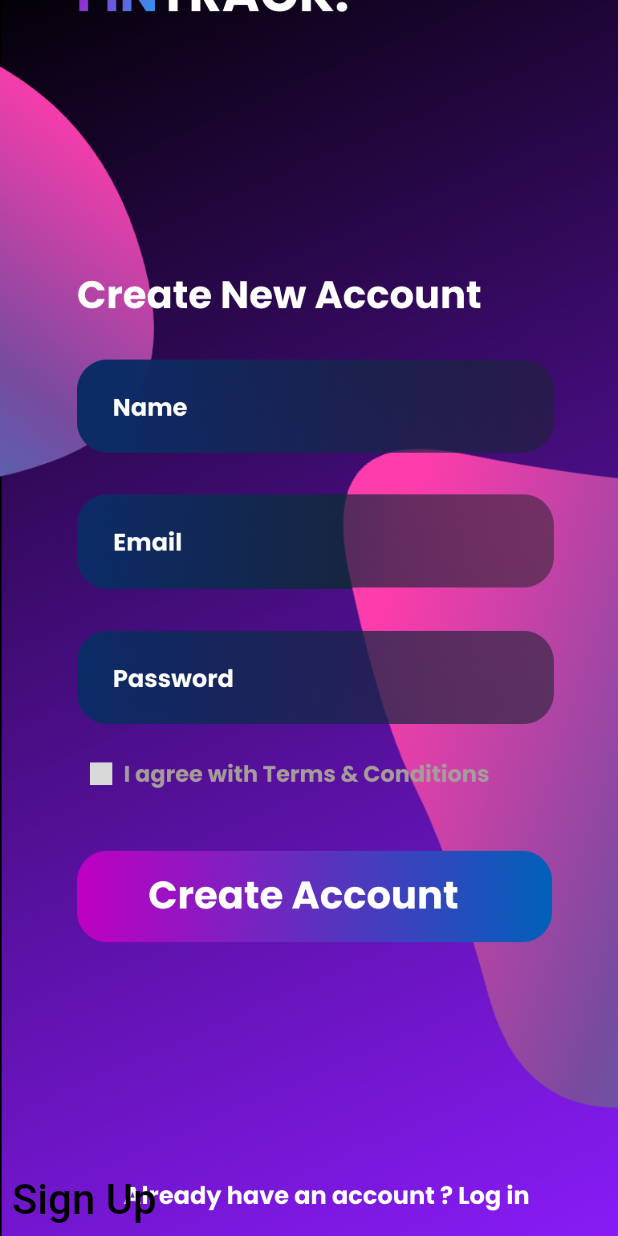
After one commit to Lucky9113/Fintrack, a Flutter app: the screen it shows after launch, after a tap on "Sign Up", on a phone screen of 412 x 824 dp. The commit adds this screen. Run offline on Flutter 3.47's test engine with Material 2 defaults, Android fonts, the phone set to English and light mode, and no system bars.

Commit message:
Created signup

```diff
--- a/lib/main.dart
+++ b/lib/main.dart
@@ -1,28 +1,41 @@
+import 'package:fintrack/signup.dart';
 import 'package:flutter/material.dart';
 
 void main() {
-  runApp(MyApp());
+  runApp(MaterialApp(home: MyApp(),
+  debugShowCheckedModeBanner: false,
+      title: "Main",));
 }
 
 class MyApp extends StatelessWidget {
   @override
-  Widget build(BuildContext context){
-    return MaterialApp(
-      debugShowCheckedModeBanner: false,
-      home: Scaffold(
-        body:Container(
+  Widget build(BuildContext context) {
+
+    return Scaffold(
+
+        body: Container(
           width: double.infinity,
           height: double.infinity,
           decoration: const BoxDecoration(
             image: DecorationImage(
-              image: AssetImage("images/background.jpg"), fit: BoxFit.cover),
-              ),
-
-          child: Center(
-            child: Text(" "),
-            ) ,
-            ),
-        )
+                image: AssetImage("images/background.jpg"), fit: BoxFit.cover),
+          ),
+          child: Align(
+            alignment: Alignment(0.03, 0.325),
+            child: TextButton(
+                child: const Text(
+                  "Sign Up",
+                  style: TextStyle(color: Colors.transparent, fontSize: 28),
+                ),
+                onPressed: () {
+                  Navigator.pushReplacement(context,
+                    MaterialPageRoute(
+                      builder: (context) => sign_up(),
+                    ),
+                  );
+                }),
+          ),
+        ),
       );
   }
 }
--- /dev/null
+++ b/lib/signup.dart
@@ -0,0 +1,32 @@
+import 'package:flutter/material.dart';
+
+class sign_up extends StatelessWidget {
+  @override
+  Widget build(BuildContext context) {
+    return MaterialApp(
+      debugShowCheckedModeBanner: false,
+      title: "Signup",
+      home: Scaffold(
+        body: Container(
+          width: double.infinity,
+          height: double.infinity,
+          decoration: const BoxDecoration(
+            image: DecorationImage(
+                image: AssetImage("images/signup.jpg"), fit: BoxFit.cover),
+          ),
+          child: Align(
+            alignment: Alignment(-1, 1),
+            child: TextButton(
+                child: const Text(
+                  "Sign Up",
+                  style: TextStyle(color: Colors.black, fontSize: 28),
+                ),
+                onPressed: () {
+                  Navigator.pop(context);
+                }),
+          ),
+        ),
+      ),
+    );
+  }
+}
```
Also changed, not shown: images/iPhone 14 Pro - 10.jpg (added), images/iPhone 14 Pro - 2.jpg (added), images/iPhone 14 Pro - 3.jpg (added), images/iPhone 14 Pro - 4.jpg (added), images/iPhone 14 Pro - 7.jpg (added), images/iPhone 14 Pro - 8.jpg (added), images/signup.jpg (added).
